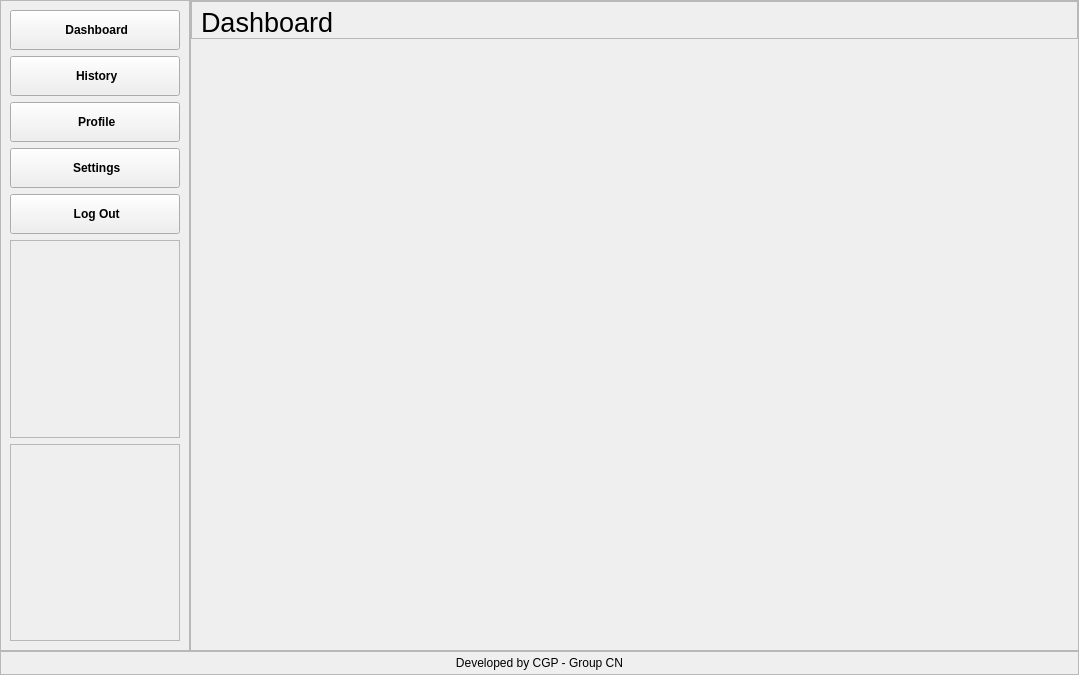
The window that config/ux.ui (upekshaip/medical-project-app) describes before a commit, drawn with Qt 5.
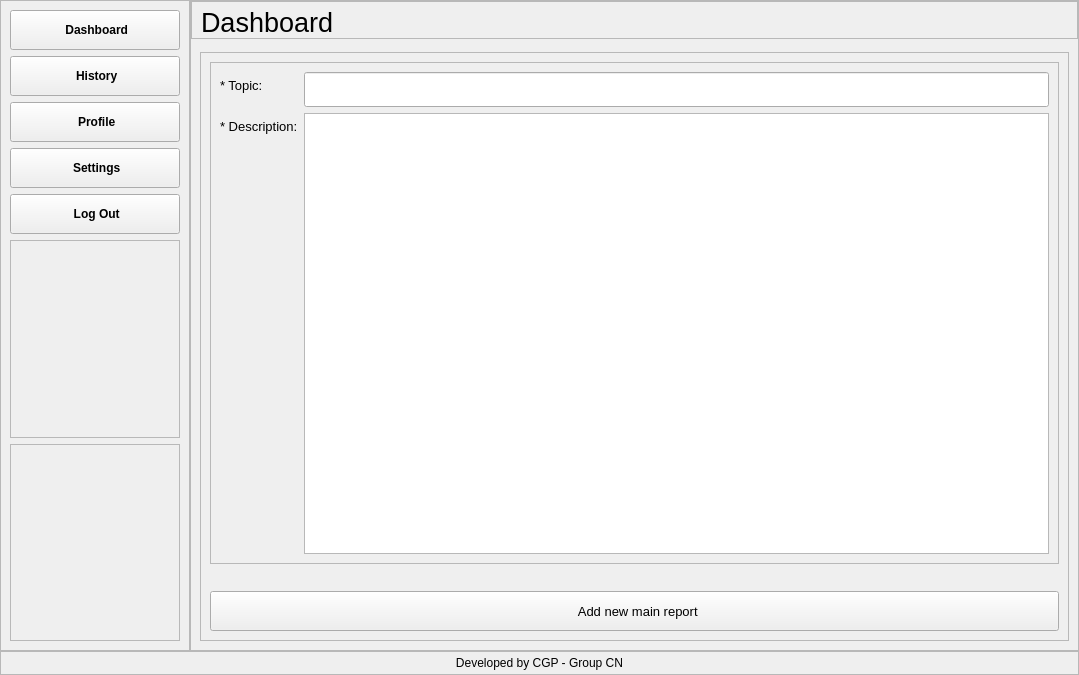
The same window after the commit. The open tabs and pages were chosen to show the change. Icons and pictures are not drawn.

Commit message: added the main report adding part

What changed in the file:
```diff
--- a/config/ux.ui
+++ b/config/ux.ui
@@ -2834,7 +2834,125 @@
                </item>
               </layout>
              </widget>
-             <widget class="QWidget" name="new_report"/>
+             <widget class="QWidget" name="new_report">
+              <layout class="QVBoxLayout" name="verticalLayout_16">
+               <item>
+                <widget class="QFrame" name="frame_28">
+                 <property name="frameShape">
+                  <enum>QFrame::StyledPanel</enum>
+                 </property>
+                 <property name="frameShadow">
+                  <enum>QFrame::Raised</enum>
+                 </property>
+                 <layout class="QVBoxLayout" name="verticalLayout_15">
+                  <item>
+                   <widget class="QFrame" name="frame_29">
+                    <property name="frameShape">
+                     <enum>QFrame::StyledPanel</enum>
+                    </property>
+                    <property name="frameShadow">
+                     <enum>QFrame::Raised</enum>
+                    </property>
+                    <layout class="QFormLayout" name="formLayout_3">
+                     <item row="0" column="0">
+                      <widget class="QLabel" name="label_38">
+                       <property name="font">
+                        <font>
+                         <family>Arial</family>
+                         <pointsize>10</pointsize>
+                        </font>
+                       </property>
+                       <property name="text">
+                        <string>* Topic:</string>
+                       </property>
+                      </widget>
+                     </item>
+                     <item row="0" column="1">
+                      <widget class="QLineEdit" name="new_main_topic">
+                       <property name="minimumSize">
+                        <size>
+                         <width>0</width>
+                         <height>35</height>
+                        </size>
+                       </property>
+                      </widget>
+                     </item>
+                     <item row="1" column="0">
+                      <widget class="QLabel" name="label_40">
+                       <property name="font">
+                        <font>
+                         <family>Arial</family>
+                         <pointsize>10</pointsize>
+                        </font>
+                       </property>
+                       <property name="text">
+                        <string>* Description:</string>
+                       </property>
+                      </widget>
+                     </item>
+                     <item row="1" column="1">
+                      <widget class="QTextEdit" name="new_main_description">
+                       <property name="font">
+                        <font>
+                         <family>MS Shell Dlg 2</family>
+                         <pointsize>10</pointsize>
+                         <weight>50</weight>
+                         <italic>false</italic>
+                         <bold>false</bold>
+                        </font>
+                       </property>
+                      </widget>
+                     </item>
+                    </layout>
+                   </widget>
+                  </item>
+                  <item>
+                   <widget class="QLabel" name="main_report_info">
+                    <property name="font">
+                     <font>
+                      <family>Arial</family>
+                      <pointsize>10</pointsize>
+                     </font>
+                    </property>
+                    <property name="text">
+                     <string/>
+                    </property>
+                   </widget>
+                  </item>
+                  <item>
+                   <widget class="QPushButton" name="add_new_main_report">
+                    <property name="minimumSize">
+                     <size>
+                      <width>0</width>
+                      <height>40</height>
+                     </size>
+                    </property>
+                    <property name="font">
+                     <font>
+                      <family>Arial</family>
+                      <pointsize>10</pointsize>
+                     </font>
+                    </property>
+                    <property name="text">
+                     <string>  Add new main report</string>
+                    </property>
+                    <property name="icon">
+                     <iconset>
+                      <normaloff>icons/save.png</normaloff>icons/save.png</iconset>
+                    </property>
+                    <property name="iconSize">
+                     <size>
+                      <width>25</width>
+                      <height>25</height>
+                     </size>
+                    </property>
+                   </widget>
+                  </item>
+                 </layout>
+                </widget>
+               </item>
+              </layout>
+             </widget>
              <widget class="QWidget" name="new_sub_report">
               <layout class="QVBoxLayout" name="verticalLayout_11">
                <item>
```
Left out of the diff: 38 changed lines with no effect on the pictures. The commit also changes 5 other files.
